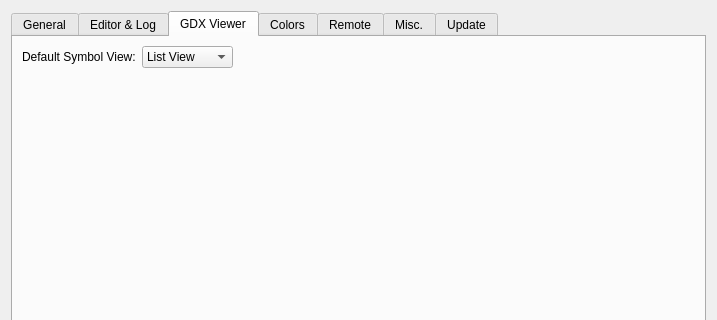
GAMS-dev/studio, file src/settingsdialog.ui: the form before one commit; both pictures show x 0 to 717 and y 0 to 320 of the 717 by 515 pixel window.
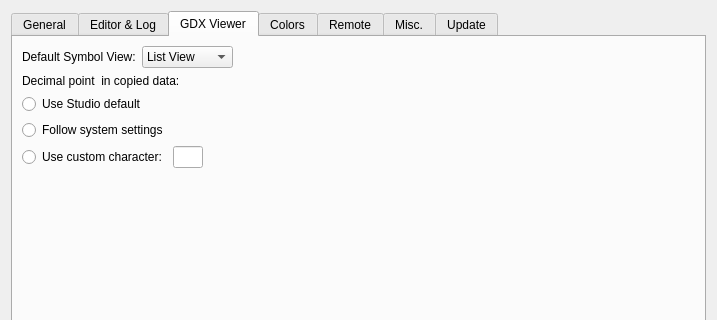
The form after the commit. The open tabs and pages were chosen to show the change. Icons and pictures are not drawn.

Commit message: New GDX Viewer setting to change the decimal point used when copying data

The edit to the form file:
```diff
--- a/src/settingsdialog.ui
+++ b/src/settingsdialog.ui
@@ -590,8 +590,8 @@
       <attribute name="title">
        <string>GDX Viewer</string>
       </attribute>
-      <layout class="QFormLayout" name="formLayout">
-       <item row="0" column="0">
+      <layout class="QVBoxLayout" name="verticalLayout_7">
+       <item>
         <layout class="QHBoxLayout" name="horizontalLayout">
          <item>
           <widget class="QLabel" name="label_5">
@@ -614,8 +614,102 @@
            </item>
           </widget>
          </item>
+         <item>
+          <spacer name="horizontalSpacer_7">
+           <property name="orientation">
+            <enum>Qt::Horizontal</enum>
+           </property>
+           <property name="sizeHint" stdset="0">
+            <size>
+             <width>40</width>
+             <height>20</height>
+            </size>
+           </property>
+          </spacer>
+         </item>
         </layout>
        </item>
+       <item>
+        <layout class="QVBoxLayout" name="verticalLayout_6">
+         <item>
+          <widget class="QLabel" name="label_11">
+           <property name="text">
+            <string>Decimal point  in copied data:</string>
+           </property>
+          </widget>
+         </item>
+         <item>
+          <widget class="QRadioButton" name="rb_decSepStudio">
+           <property name="text">
+            <string>Use Studio default</string>
+           </property>
+          </widget>
+         </item>
+         <item>
+          <widget class="QRadioButton" name="rb_decSepLocale">
+           <property name="text">
+            <string>Follow system settings</string>
+           </property>
+          </widget>
+         </item>
+         <item>
+          <layout class="QHBoxLayout" name="horizontalLayout_3">
+           <item>
+            <widget class="QRadioButton" name="rb_decSepCustom">
+             <property name="text">
+              <string>Use custom character:</string>
+             </property>
+            </widget>
+           </item>
+           <item>
+            <widget class="QLineEdit" name="le_decSepCustom">
+             <property name="sizePolicy">
+              <sizepolicy hsizetype="Minimum" vsizetype="Fixed">
+               <horstretch>0</horstretch>
+               <verstretch>0</verstretch>
+              </sizepolicy>
+             </property>
+             <property name="maximumSize">
+              <size>
+               <width>30</width>
+               <height>16777215</height>
+              </size>
+             </property>
+             <property name="maxLength">
+              <number>1</number>
+             </property>
+            </widget>
+           </item>
+           <item>
+            <spacer name="horizontalSpacer_8">
+             <property name="orientation">
+              <enum>Qt::Horizontal</enum>
+             </property>
+             <property name="sizeHint" stdset="0">
+              <size>
+               <width>40</width>
+               <height>20</height>
+              </size>
+             </property>
+            </spacer>
+           </item>
+          </layout>
+         </item>
+        </layout>
+       </item>
+       <item>
+        <spacer name="verticalSpacer_4">
+         <property name="orientation">
+          <enum>Qt::Vertical</enum>
+         </property>
+         <property name="sizeHint" stdset="0">
+          <size>
+           <width>20</width>
+           <height>298</height>
+          </size>
+         </property>
+        </spacer>
+       </item>
       </layout>
      </widget>
      <widget class="QWidget" name="tabColors">
```
Left out of the diff: 32 changed lines with no effect on the pictures. The commit also changes 5 other files.
